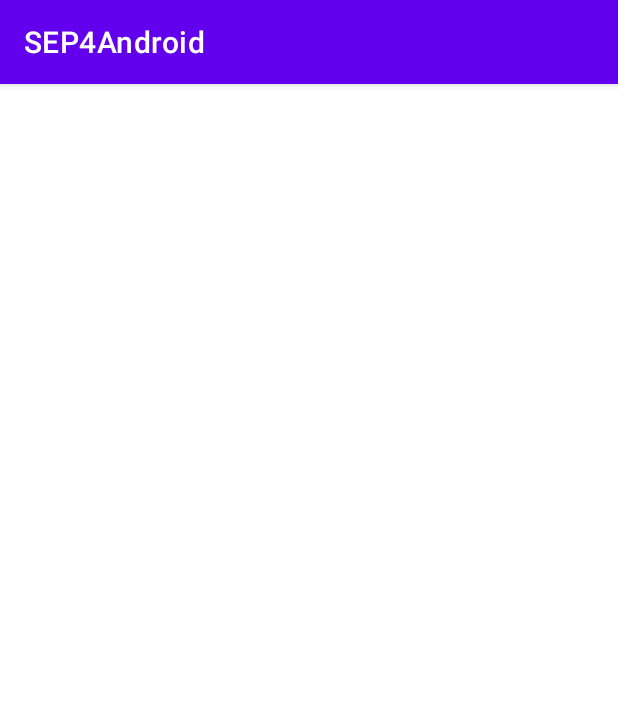
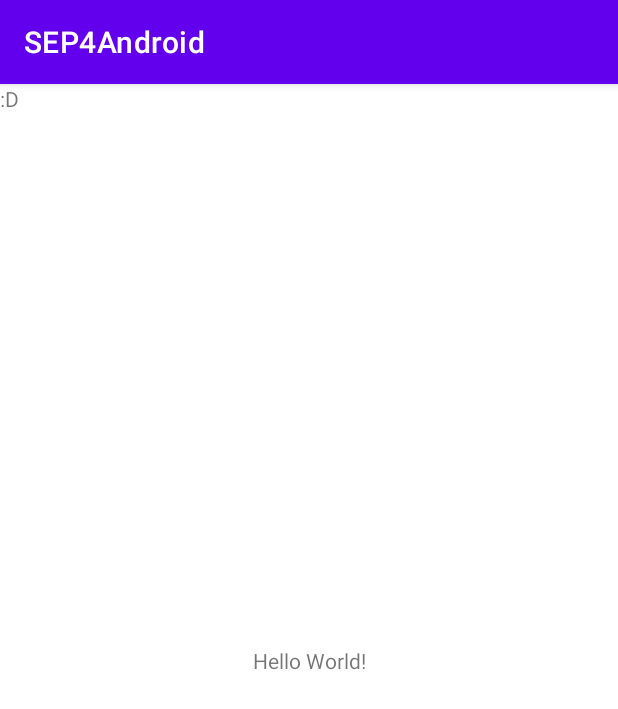
Before and after one commit to breznytomas/SEP4Android, an Android app: the screen it shows after launch (MainActivity), on a phone screen of 412 x 824 dp. Shown: the top 709 px of the screen. Run offline under Robolectric (Android 15) with nearby library versions, the phone set to English and light mode, and no system bars.

Commit message:
PS-159 Gson parses successfully now, should work upwards when ViewModel is implemented

```diff
--- a/app/src/main/java/com/example/sep4android/RemoteDataSource/MessageApi.java
+++ b/app/src/main/java/com/example/sep4android/RemoteDataSource/MessageApi.java
@@ -11,4 +11,4 @@ import retrofit2.http.Query;
 
 public interface MessageApi {
     @GET("api/{resource}/")
-    Call<MessageResponse> getMessage(@Path("resource") String resource, @Query("boardId") int boardID);}
+    Call<List<MessageResponse>> getMessage(@Path("resource") String resource, @Query("boardId") int boardID);}
--- a/app/src/main/java/com/example/sep4android/Repository/MessageRepository.java
+++ b/app/src/main/java/com/example/sep4android/Repository/MessageRepository.java
@@ -9,6 +9,8 @@ import com.example.sep4android.RemoteDataSource.MessageApi;
 import com.example.sep4android.RemoteDataSource.MessageResponse;
 import com.example.sep4android.RemoteDataSource.ServiceGenerator;
 import com.example.sep4android.Shared.Message;
+import com.google.gson.Gson;
+import com.google.gson.GsonBuilder;
 
 import java.util.List;
 
@@ -20,9 +22,10 @@ import retrofit2.internal.EverythingIsNonNull;
 public class MessageRepository {
 
     private static MessageRepository instance;
-    private final MutableLiveData<List<Message>> receivedMessages;
+    private final MutableLiveData<List<MessageResponse>> receivedMessages;
     private  int boardIdTest = 7;
     private String resource = "CarbonDioxide";
+    private String responseStr = " ";
 
     private MessageRepository(){
         receivedMessages = new MutableLiveData<>();
@@ -36,38 +39,29 @@ public class MessageRepository {
         return instance;
     }
 
-    public LiveData<List<Message>> getReceivedMessages(){
+    public LiveData<List<MessageResponse>> getReceivedMessages(){
         return receivedMessages;
     }
 
-    public String getLastValueFromReceivedMessageInString(){
-        List<Message> list = receivedMessages.getValue();
-        String toReturn = "";
-        if(list !=null){
-            for(Message message : list){
-                toReturn += message + "\n";
-            }
-        }
-        return toReturn;
-    }
 
     public void getMessage(int boardId){
         MessageApi messageApi = ServiceGenerator.getMessageApi();
-        Call<MessageResponse> call = messageApi.getMessage(resource, boardIdTest);
+        Call<List<MessageResponse>> call = messageApi.getMessage(resource, boardIdTest);
 
-        call.enqueue(new Callback<MessageResponse>(){
+        call.enqueue(new Callback<List<MessageResponse>>(){
             @EverythingIsNonNull
             @Override
-            public void onResponse(Call<MessageResponse> call, Response<MessageResponse> response){
+            public void onResponse(Call<List<MessageResponse>> call, Response<List<MessageResponse>> response){
                 if(response.isSuccessful()) {
-                    receivedMessages.setValue(response.body().getMessages());
-                    System.out.println("Messages successfully received!");
-                    System.out.println(response.body());
+
+                    receivedMessages.setValue(response.body());
+                    Log.d("Retrofit","Messages successfully received!");
+                    Log.d("Retrofit", new Gson().toJson(response.body()));
                 }
             }
-
+            @EverythingIsNonNull
             @Override
-            public void onFailure(Call<MessageResponse> call, Throwable t) {
+            public void onFailure(Call<List<MessageResponse>> call, Throwable t) {
                 Log.i("Retrofit","Something went wrong! :(");
             }
         });
--- a/app/src/main/java/com/example/sep4android/View/MainActivity.java
+++ b/app/src/main/java/com/example/sep4android/View/MainActivity.java
@@ -23,7 +23,6 @@ public class MainActivity extends AppCompatActivity {
 
         messageRepository.getMessage(7);
 
-        textView.setText(messageRepository.getLastValueFromReceivedMessageInString());
 
     }
 }
--- a/app/src/main/res/layout/activity_main.xml
+++ b/app/src/main/res/layout/activity_main.xml
@@ -16,4 +16,12 @@
         app:layout_constraintRight_toRightOf="parent"
         app:layout_constraintTop_toTopOf="parent" />
 
+    <TextView
+        android:id="@+id/textView"
+        android:layout_width="wrap_content"
+        android:layout_height="wrap_content"
+        android:text=":D"
+        tools:layout_editor_absoluteX="46dp"
+        tools:layout_editor_absoluteY="65dp" />
+
 </androidx.constraintlayout.widget.ConstraintLayout>
```
Also changed, not shown: app/src/main/java/com/example/sep4android/RemoteDataSource/MessageResponse.java (+9 -3 lines).
